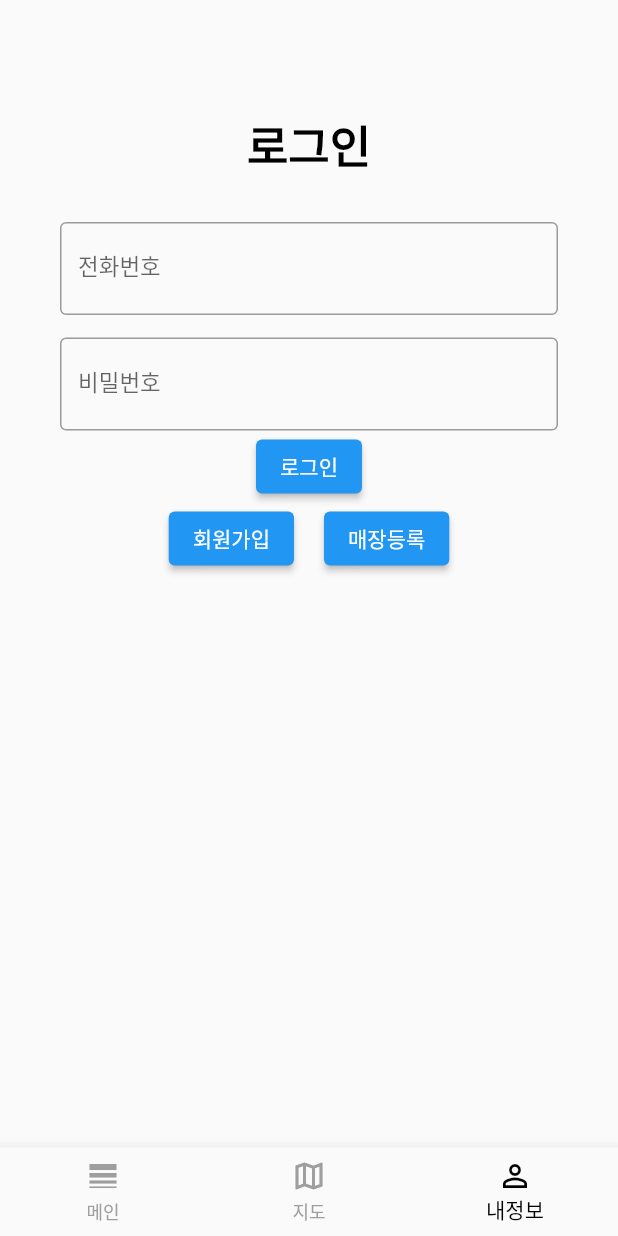
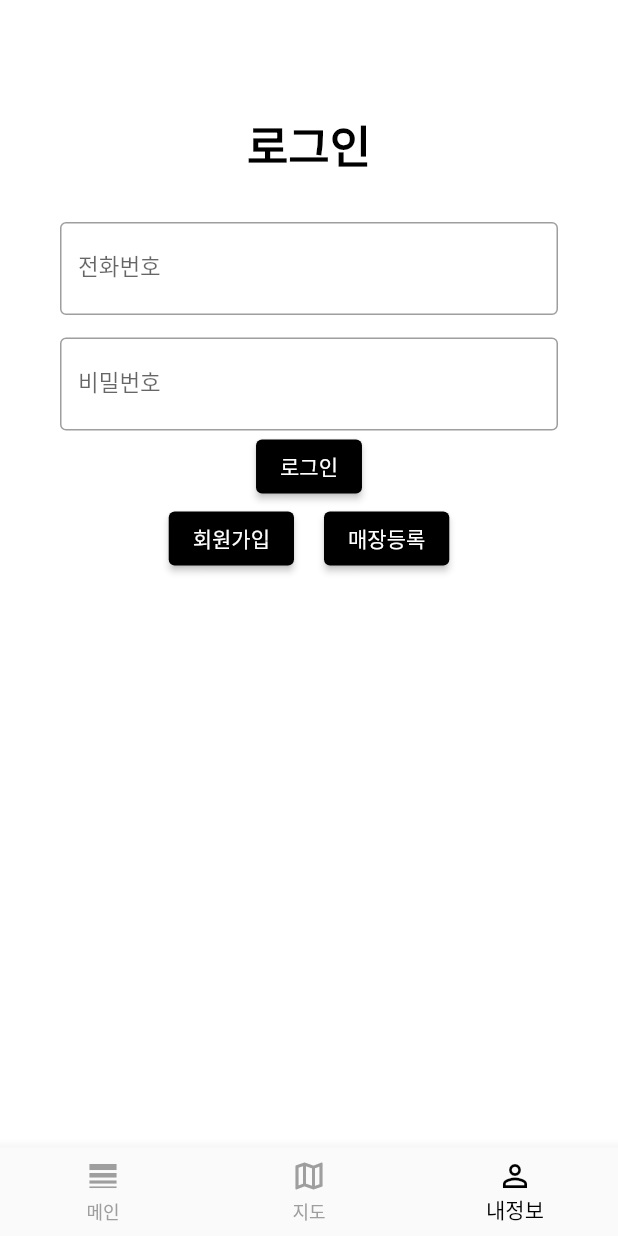
Before and after one commit to TypiDoyun/stac-offline, a Flutter app: the screen it shows after launch, item 3 of the bottom bar chosen, after a tap on "로그인", on a phone screen of 412 x 824 dp. Run offline on Flutter 3.47's test engine with Material 2 defaults, Android fonts, the phone set to English and light mode, and no system bars; network calls fail.

Commit message:
Design: 소비자 메인화면 그리드 스크롤과 테마 색상 black 설정

```diff
--- a/lib/MainPage.dart
+++ b/lib/MainPage.dart
@@ -15,7 +15,8 @@ class MainPageState extends State<MainPage> {
       body: SafeArea(
         child: CustomScrollView(
           slivers: [
-            const SliverAppBar(
+            SliverAppBar(
+              toolbarHeight: 80,
               title: Search(),
               backgroundColor: Colors.white,
               pinned: false,
@@ -24,14 +25,32 @@ class MainPageState extends State<MainPage> {
               pinned: true,
               delegate: TabBarDelegate(),
             ),
-            SliverFixedExtentList(
-              itemExtent: 100.0,
-              delegate: SliverChildBuilderDelegate((context, index) {
-                return const ListTile(
-                  title: Text('test'),
-                );
-              })),
-          ],
+            SliverPadding(
+              padding: const EdgeInsets.symmetric(horizontal: 24),
+              sliver: SliverGrid(
+                gridDelegate: const SliverGridDelegateWithFixedCrossAxisCount(
+                  crossAxisCount: 2, // 그리드 열 개수
+                  mainAxisSpacing: 20.0, // 그리드 행 간 간격
+                  crossAxisSpacing: 30.0, // 그리드 열 간 간격
+                  childAspectRatio: 0.8, // 아이템의 가로 세로 비율
+                ),
+                delegate: SliverChildBuilderDelegate(
+                      (BuildContext context, int index) {
+                    return OutlinedButton(
+                      onPressed: () {},// 아이템 내용
+                      style: OutlinedButton.styleFrom(
+                          shape: const RoundedRectangleBorder(
+                              borderRadius: BorderRadius.all(Radius.circular(20)
+                              )
+                          )
+                      ),
+                      child: const Text('Item'),
+                    );
+                  },
+                  childCount: 20, // 전체 아이템 개수
+                ),
+              ),
+            )],
         ),
       ),
     );
@@ -50,83 +69,17 @@ class TabBarDelegate extends SliverPersistentHeaderDelegate {
         child: SingleChildScrollView(
           scrollDirection: Axis.horizontal,
           child: Row(children: [
-            Container(
-              height: 40,
-              width: 80,
-              color: Colors.blueGrey,
-              alignment: Alignment.center,
+            OutlinedButton(
+              style: OutlinedButton.styleFrom(
+                padding: const EdgeInsets.symmetric(horizontal: 24,vertical: 13),
+                shape: const RoundedRectangleBorder(
+                  borderRadius: BorderRadius.all(Radius.circular(50)
+                  )
+                )
+              ),
+              onPressed: () {},
               child: const Text(
-                "안녕",
-                style: TextStyle(color: Colors.black, fontSize: 18),
-              ),
-            ),
-            Container(
-              height: 40,
-              width: 80,
-              color: Colors.blueGrey,
-              alignment: Alignment.center,
-              child: const Text(
-                "안녕",
-                style: TextStyle(color: Colors.black, fontSize: 18),
-              ),
-            ),
-            Container(
-              height: 40,
-              width: 80,
-              color: Colors.blueGrey,
-              alignment: Alignment.center,
-              child: const Text(
-                "안녕",
-                style: TextStyle(color: Colors.black, fontSize: 18),
-              ),
-            ),
-            Container(
-              height: 40,
-              width: 80,
-              color: Colors.blueGrey,
-              alignment: Alignment.center,
-              child: const Text(
-                "안녕",
-                style: TextStyle(color: Colors.black, fontSize: 18),
-              ),
-            ),
-            Container(
-              height: 40,
-              width: 80,
-              color: Colors.blueGrey,
-              alignment: Alignment.center,
-              child: const Text(
-                "안녕",
-                style: TextStyle(color: Colors.black, fontSize: 18),
-              ),
-            ),
-            Container(
-              height: 40,
-              width: 80,
-              color: Colors.blueGrey,
-              alignment: Alignment.center,
-              child: const Text(
-                "안녕",
-                style: TextStyle(color: Colors.black, fontSize: 18),
-              ),
-            ),
-            Container(
-              height: 40,
-              width: 80,
-              color: Colors.blueGrey,
-              alignment: Alignment.center,
-              child: const Text(
-                "안녕",
-                style: TextStyle(color: Colors.black, fontSize: 18),
-              ),
-            ),
-            Container(
-              height: 40,
-              width: 80,
-              color: Colors.blueGrey,
-              alignment: Alignment.center,
-              child: const Text(
-                "안녕",
+                "shop_name",
                 style: TextStyle(color: Colors.black, fontSize: 18),
               ),
             ),
@@ -137,10 +90,10 @@ class TabBarDelegate extends SliverPersistentHeaderDelegate {
   }
 
   @override
-  double get maxExtent => 100;
+  double get maxExtent => 85;
 
   @override
-  double get minExtent => 100;
+  double get minExtent => 85;
 
   @override
   bool shouldRebuild(covariant SliverPersistentHeaderDelegate oldDelegate) {
--- a/lib/MapPage.dart
+++ b/lib/MapPage.dart
@@ -22,7 +22,7 @@ class MapPageState extends State<MapPage> {
   }
 
   void changeScreen(BuildContext context) {
-    Navigator.push(context, MaterialPageRoute(builder: (context) => const UserMian()),
+    Navigator.push(context, MaterialPageRoute(builder: (context) => const UserMain()),
     );
   }
 
--- a/lib/UserPage.dart
+++ b/lib/UserPage.dart
@@ -8,8 +8,8 @@ class UserPage extends StatefulWidget{
   State<UserPage> createState() => UserPageState();
 }
 class UserPageState extends State<UserPage> {
-  final user_id = TextEditingController();
-  final user_password = TextEditingController();
+  final TextEditingController user_number = TextEditingController();
+  final TextEditingController user_password = TextEditingController();
 
   @override
   Widget build(BuildContext context) {
@@ -23,12 +23,11 @@ class UserPageState extends State<UserPage> {
                 const Text("로그인",
                 style: TextStyle(color: Colors.black,fontWeight: FontWeight.w900,fontSize: 30),),
                 const SizedBox(height: 30,),
-
                 //아이디 입력
                 TextField(
                   style: const TextStyle(fontSize: 15),
                   textAlign: TextAlign.start,
-                  controller: user_id,
+                  controller: user_number,
                   keyboardType: TextInputType.number,
                   decoration: const InputDecoration(
                     labelText: "전화번호",
@@ -37,8 +36,7 @@ class UserPageState extends State<UserPage> {
                     //errorText: "error text"
                   ),
                 ),
-                const SizedBox(height: 15,),
-
+                const SizedBox(height: 15,), //공백
                 //비밀번호 입력
                 TextField(
                   style: const TextStyle(fontSize: 15),
@@ -54,7 +52,7 @@ class UserPageState extends State<UserPage> {
                 ElevatedButton(
                   child: const Text("로그인"),
                   onPressed: () {
-                    print("${user_id.text}\n${user_password.text}");
+                    print("${user_number.text}\n${user_password.text}");
                     sendRequest();
                   },
                 ),
@@ -75,8 +73,11 @@ class UserPageState extends State<UserPage> {
     );
   }
   void sendRequest() async {
+    String usernumber = user_number.text;
+    String password = user_password.text;
+
     var url = Uri.parse('http://192.168.2.139:3000/login');
-    var response = await http.put(url,body: {'id': user_id.text, 'password': user_password.text});
+    var response = await http.put(url,body: {'id': usernumber, 'password': password});
 
     if (response.statusCode == 200) {
       print('Request sent successfully');
--- a/lib/Widgets/SearchBar.dart
+++ b/lib/Widgets/SearchBar.dart
@@ -1,17 +1,26 @@
 import 'package:flutter/material.dart';
 
 class Search extends StatelessWidget {
-  const Search({super.key});
+  final TextEditingController search = TextEditingController();
+
+  Search({super.key});
+
 
   @override
   Widget build(BuildContext context) {
-    return const TextField(
-      style: TextStyle(fontSize: 15),
-      textAlign: TextAlign.start,
-      decoration: InputDecoration(
-        border: OutlineInputBorder(),
-        hintText: "검색어 입력",
-        //errorText: "error text"
+    return Padding(
+      padding: const EdgeInsets.symmetric(horizontal: 30),
+      child: TextField(
+        style: const TextStyle(fontSize: 13),
+        textAlign: TextAlign.start,
+        controller: search,
+        keyboardType: TextInputType.number,
+        decoration: InputDecoration(
+          border: OutlineInputBorder(
+            borderRadius: BorderRadius.circular(50)
+          ),
+          hintText: "검색어 입력",
+        ),
       ),
     );
   }
--- a/lib/main.dart
+++ b/lib/main.dart
@@ -4,23 +4,44 @@ import 'package:offline/MainPage.dart';
 import 'package:offline/MapPage.dart';
 import 'package:offline/UserPage.dart';
 
+//black을 MaterialColor로 변경
+const MaterialColor primaryBlack = MaterialColor(
+  _blackPrimaryValue,
+  <int, Color> {
+    50 : Color(0xFF000000),
+    100 : Color(0xFF000000),
+    200 : Color(0xFF000000),
+    300 : Color(0xFF000000),
+    400 : Color(0xFF000000),
+    500 : Color(_blackPrimaryValue),
+    600 : Color(0xFF000000),
+    700 : Color(0xFF000000),
+    800 : Color(0xFF000000),
+    900 : Color(0xFF000000),
 
+  }
+);
 
+const int _blackPrimaryValue = 0xFF000000;
 
 void main() {
-  return runApp(const MaterialApp(home: UserMian()));
+  return runApp(MaterialApp(
+    debugShowCheckedModeBanner: false,
+    home: const UserMain(),
+    theme: ThemeData(
+      scaffoldBackgroundColor: Colors.white,
+      primarySwatch: primaryBlack,
+      appBarTheme: const AppBarTheme(
+        backgroundColor: Colors.white,
+        foregroundColor: Colors.black,
+      )
+    ),
+  ));
 }
+
 //점주 화면
 class OwnerMain extends StatefulWidget {
   const OwnerMain({super.key});
-
-  List<Widget> getWidgets() {
-    List<Widget> widgets = [];
-    for (var i = 0; i < 20; i++){
-      widgets.add(ListTile(title: Text("test $i"),));
-    }
-    return widgets;
-  }
 
   @override
   State<OwnerMain> createState() => OwnerMainState();
@@ -34,84 +55,74 @@ class OwnerMainState extends State<OwnerMain> {
           child: CustomScrollView(
             slivers: [
               const SliverAppBar(
-                title: Text("어서오세요 {가게이름} 사장님!",style: TextStyle(color: Colors.black,fontSize: 23,fontWeight: FontWeight.w700),),
+                toolbarHeight: 80,
+                title: Text("어서오세요 '가게이름' 사장님!",
+                  style: TextStyle(
+                      color: Colors.black,
+                      fontSize: 23,
+                      fontWeight: FontWeight.w700
+                  ),
+                ),
                 backgroundColor: Colors.white,
                 pinned: false,
               ),
               SliverPersistentHeader(
-                  delegate: SampleHeaderDelegate(
-                    widget: ElevatedButton(
+                delegate: SampleHeaderDelegate(
+                  widget: SizedBox(
+                    height: 100,
+                    child: ElevatedButton(
+                      style: ElevatedButton.styleFrom(
+                        backgroundColor: Colors.white,
+                        shape: const RoundedRectangleBorder(
+                          borderRadius: BorderRadius.zero,
+                        ),
+                      ),
                       onPressed: () {
                         Navigator.push(
                           context,
                           MaterialPageRoute(builder: (context) => const ClothesUpload()),
                         );
                       },
-                      child: Container(
-                        color: Colors.white,
-                        height: 100,
-                        child: const Row(
-                          mainAxisAlignment: MainAxisAlignment.center,
-                          children: [
-                            Text("옷 전시하기",
-                              style: TextStyle(
-                                  color: Colors.black,
-                                  fontSize: 23,
-                                  fontWeight: FontWeight.w700
-                              ),
-                            ),
-                          ],
-                        ),
-                      ),
+                      child:
+                        const Text("옷 전시하기",
+                          style: TextStyle(
+                              color: Colors.black,
+                              fontSize: 24),),
                     ),
                   ),
+                ),
                 pinned: true,
               ),
               SliverFixedExtentList(
-                itemExtent: 50.0,
+                itemExtent: 100.0,
                 delegate: SliverChildBuilderDelegate(
                   (context, index) {
                     return ListTile(
                       title: Text('test $index'),
                     );
-                  })
-              )],
+                  },
+                  childCount: 20,
+                ),
+              ),
+            ],
           ),
-      )
+      ),
     );
   }
 }
-class SampleHeaderDelegate extends SliverPersistentHeaderDelegate {
-  SampleHeaderDelegate({required this.widget});
 
-  Widget widget;
+
+
+
+//소비자 화면
+class UserMain extends StatefulWidget {
+  const UserMain({super.key});
 
   @override
-  Widget build(
-      BuildContext context, double shrinkOffset, bool overlapsContent) {
-    return widget;
-  }
-
-  @override
-  double get maxExtent => 100;
-
-  @override
-  double get minExtent => 100;
-
-  @override
-  bool shouldRebuild(covariant SliverPersistentHeaderDelegate oldDelegate) {
-    return false;
-  }
+  State<UserMain> createState() => UserMainState();
 }
 
-//소비자 화면
-class UserMian extends StatefulWidget {
-  const UserMian({super.key});
-
-  @override
-  State<UserMian> createState() => MyTest();
-}
-class MyTest extends State<UserMian> {
+class UserMainState extends State<UserMain> {
   int current_index = 0;
   //네이게이션바 화면 순서
   List<dynamic> body_item = [
@@ -151,3 +162,29 @@ class MyTest extends State<UserMian> {
     );
   }
 }
+
+
+
+
+class SampleHeaderDelegate extends SliverPersistentHeaderDelegate {
+  SampleHeaderDelegate({required this.widget});
+
+  Widget widget;
+
+  @override
+  Widget build(
+      BuildContext context, double shrinkOffset, bool overlapsContent) {
+    return widget;
+  }
+
+  @override
+  double get maxExtent => 100;
+
+  @override
+  double get minExtent => 100;
+
+  @override
+  bool shouldRebuild(covariant SliverPersistentHeaderDelegate oldDelegate) {
+    return false;
+  }
+}
```
Also changed, not shown: lib/ClothesUpload.dart (+28 -7 lines), lib/LikePage.dart (deleted, +0 -23 lines), lib/SettingPage.dart (deleted, +0 -19 lines), 1 other file.
